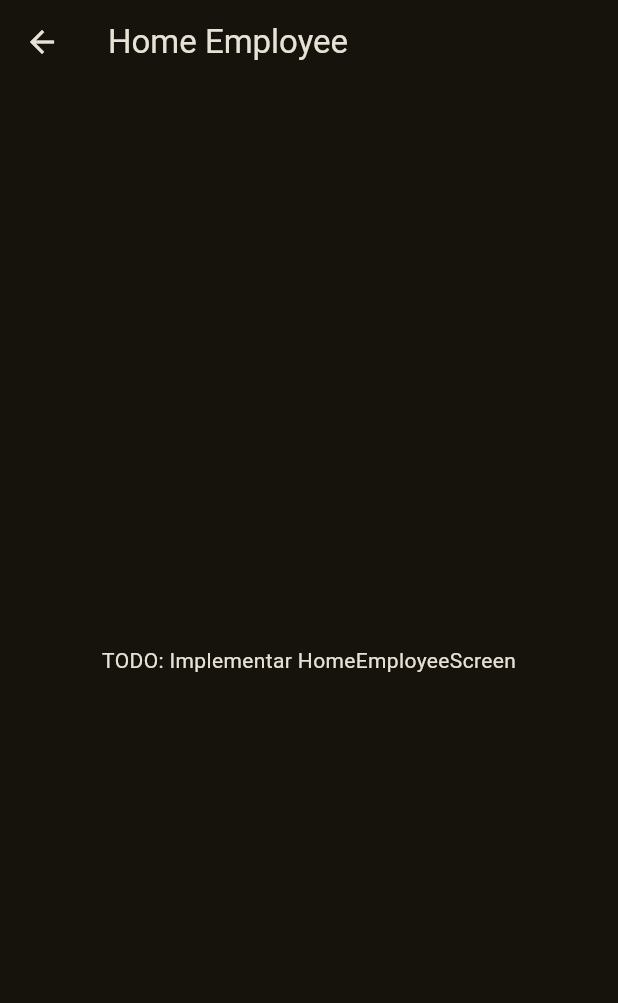
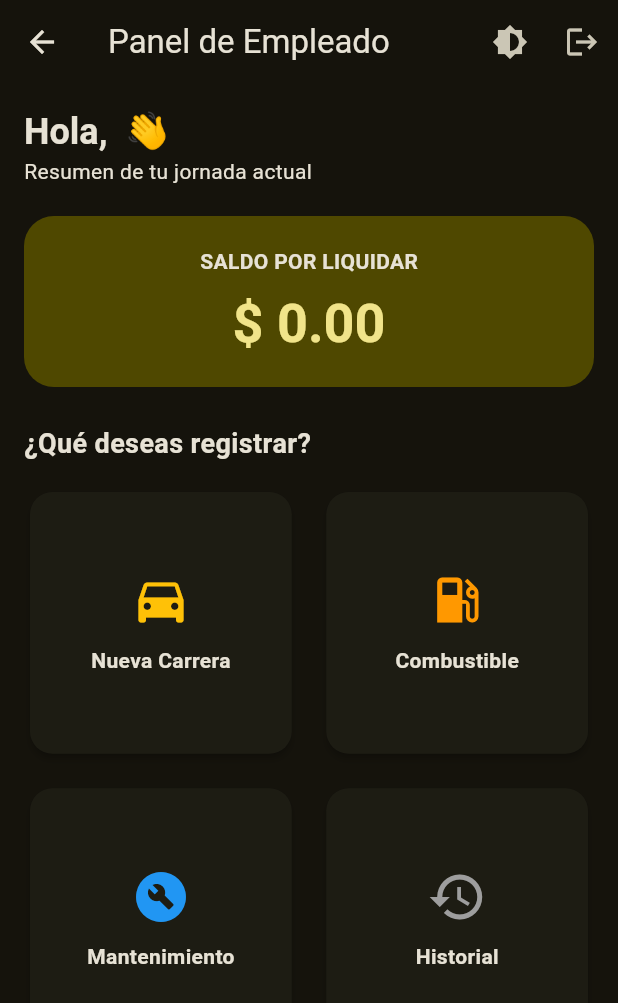
Before and after one commit to ronaldcordova1988-sketch/Sistema-log-stico-de-delivery-, a Flutter app: the HomeEmployeeScreen screen opened directly, on a phone screen of 412 x 824 dp. Shown: the top 1003 px of the screen. Run offline on Flutter 3.47's test engine with Material 3 defaults, Android fonts, the phone set to English and light mode, and no system bars; our stand-ins replace cloud_firestore, firebase_auth, firebase_core, flutter_riverpod, google_fonts, hive_flutter and 1 more; accounts and stored records are empty.

Commit message:
Funcionalidad completa en HomeEmployeeScreen: Dashboard y Acciones

```diff
--- a/lib/presentation/screens/employee/home_employee_screen.dart
+++ b/lib/presentation/screens/employee/home_employee_screen.dart
@@ -1,19 +1,133 @@
 import 'package:flutter/material.dart';
-import '../../core/theme/app_theme.dart';
+import 'package:flutter_riverpod/flutter_riverpod.dart';
+import '../../providers/auth_provider.dart';
+import '../../providers/theme_provider.dart';
 
-class HomeEmployeeScreen extends StatelessWidget {
-  const HomeEmployeeScreen({Key? key}) : super(key: key);
+class HomeEmployeeScreen extends ConsumerWidget {
+  const HomeEmployeeScreen({super.key});
 
   @override
-  Widget build(BuildContext context) {
+  Widget build(BuildContext context, WidgetRef ref) {
+    final authState = ref.watch(authProvider);
+    final user = authState.value;
+
     return Scaffold(
       appBar: AppBar(
-        title: Text('Home Employee '),
+        title: const Text('Panel de Empleado'),
+        actions: [
+          IconButton(
+            icon: const Icon(Icons.brightness_6),
+            onPressed: () => ref.read(themeProvider.notifier).toggleTheme(),
+          ),
+          IconButton(
+            icon: const Icon(Icons.logout),
+            onPressed: () => ref.read(authProvider.notifier).signOut(),
+          ),
+        ],
       ),
-      body: Center(
-        child: Text(
-          'TODO: Implementar HomeEmployeeScreen',
-          style: AppTheme.bodyLarge,
+      body: SingleChildScrollView(
+        padding: const EdgeInsets.all(16.0),
+        child: Column(
+          crossAxisAlignment: CrossAxisAlignment.start,
+          children: [
+            // Saludo y Bienvenida
+            Text(
+              'Hola, ${user?.displayName ?? 'Colaborador'} 👋',
+              style: Theme.of(context).textTheme.headlineSmall?.copyWith(
+                    fontWeight: FontWeight.bold,
+                  ),
+            ),
+            const Text('Resumen de tu jornada actual'),
+            const SizedBox(height: 20),
+
+            // Tarjeta de Saldo / Ganancias
+            Container(
+              width: double.infinity,
+              padding: const EdgeInsets.all(20),
+              decoration: BoxDecoration(
+                color: Theme.of(context).colorScheme.primaryContainer,
+                borderRadius: BorderRadius.circular(20),
+              ),
+              child: Column(
+                children: [
+                  const Text('SALDO POR LIQUIDAR', style: TextStyle(fontWeight: FontWeight.bold)),
+                  const SizedBox(height: 10),
+                  Text(
+                    '\$ 0.00', // Aquí conectaremos con el balance_provider más adelante
+                    style: Theme.of(context).textTheme.displaySmall?.copyWith(
+                          fontWeight: FontWeight.bold,
+                          color: Theme.of(context).colorScheme.onPrimaryContainer,
+                        ),
+                  ),
+                ],
+              ),
+            ),
+            const SizedBox(height: 25),
+
+            // Acciones Rápidas
+            const Text(
+              '¿Qué deseas registrar?',
+              style: TextStyle(fontSize: 18, fontWeight: FontWeight.bold),
+            ),
+            const SizedBox(height: 15),
+
+            GridView.count(
+              shrinkWrap: true,
+              physics: const NeverScrollableScrollPhysics(),
+              crossAxisCount: 2,
+              mainAxisSpacing: 15,
+              crossAxisSpacing: 15,
+              children: [
+                _buildMenuCard(
+                  context,
+                  'Nueva Carrera',
+                  Icons.directions_car,
+                  Colors.amber,
+                  () => Navigator.pushNamed(context, '/nueva-carrera'),
+                ),
+                _buildMenuCard(
+                  context,
+                  'Combustible',
+                  Icons.local_gas_station,
+                  Colors.orange,
+                  () => Navigator.pushNamed(context, '/nuevo-gasto-combustible'),
+                ),
+                _buildMenuCard(
+                  context,
+                  'Mantenimiento',
+                  Icons.build_circle,
+                  Colors.blue,
+                  () => Navigator.pushNamed(context, '/nuevo-mantenimiento'),
+                ),
+                _buildMenuCard(
+                  context,
+                  'Historial',
+                  Icons.history,
+                  Colors.grey,
+                  () => Navigator.pushNamed(context, '/historial-carreras'),
+                ),
+              ],
+            ),
+          ],
+        ),
+      ),
+    );
+  }
+
+  Widget _buildMenuCard(BuildContext context, String title, IconData icon, Color color, VoidCallback onTap) {
+    return InkWell(
+      onTap: onTap,
+      borderRadius: BorderRadius.circular(15),
+      child: Card(
+        elevation: 2,
+        shape: RoundedRectangleBorder(borderRadius: BorderRadius.circular(15)),
+        child: Column(
+          mainAxisAlignment: MainAxisAlignment.center,
+          children: [
+            Icon(icon, size: 40, color: color),
+            const SizedBox(height: 10),
+            Text(title, style: const TextStyle(fontWeight: FontWeight.bold)),
+          ],
         ),
       ),
     );
```
